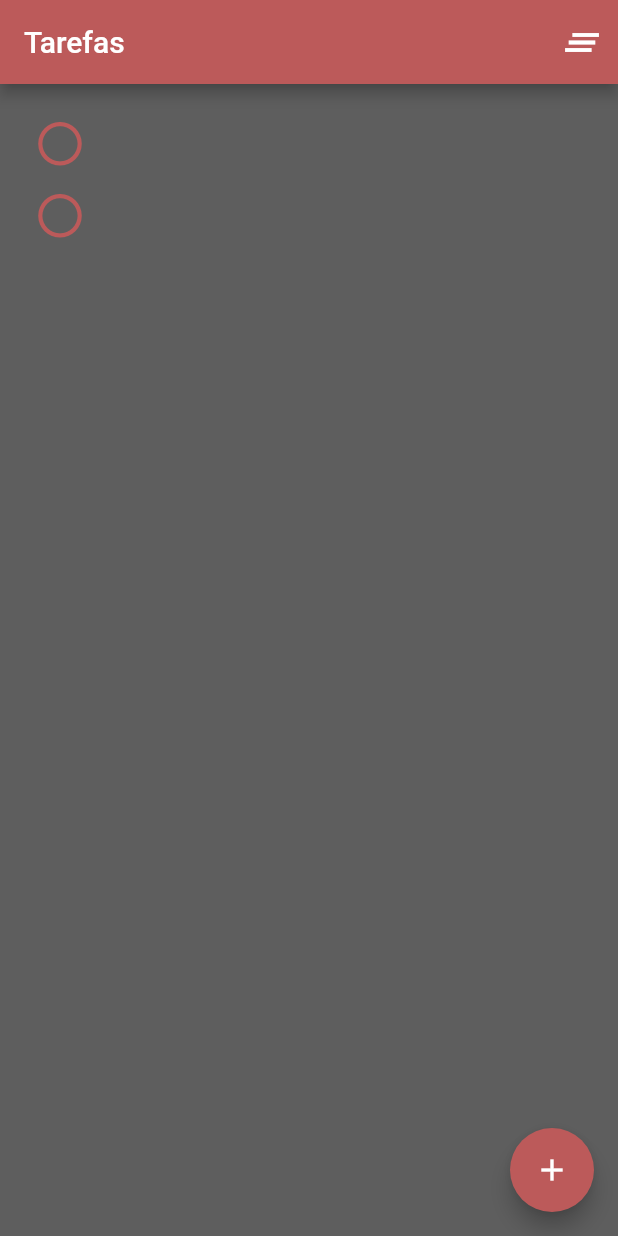
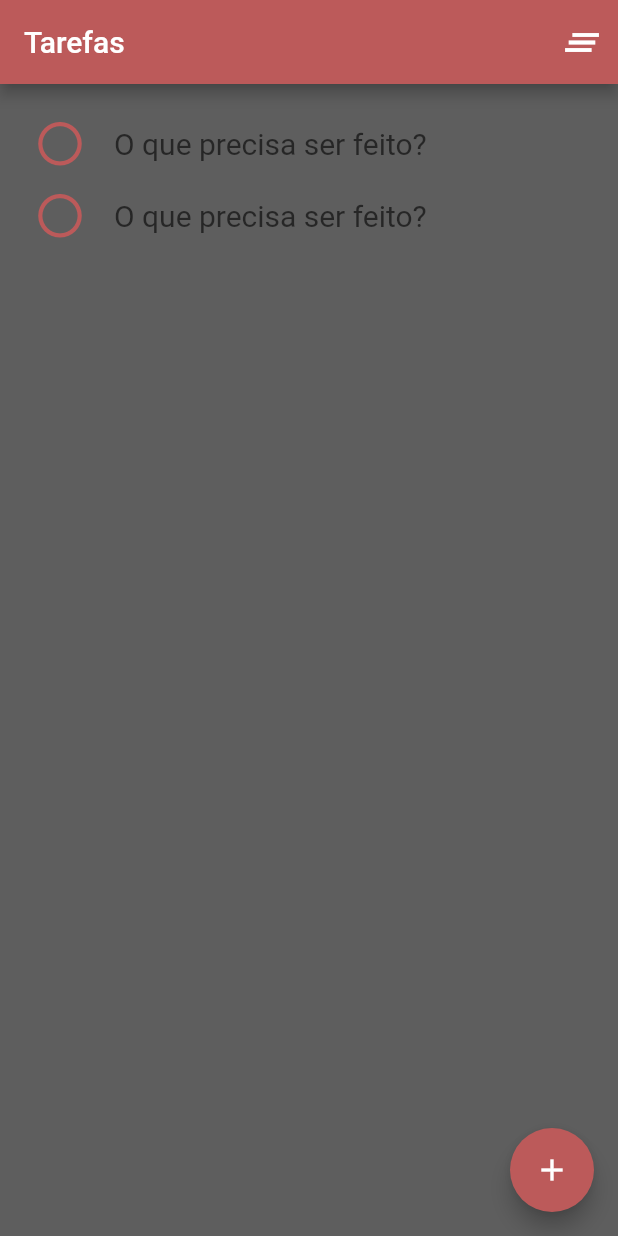
Before and after one commit to fononemacher/lista, a Flutter app: the screen it shows after launch, after a tap on the "add" icon, on a phone screen of 412 x 824 dp. Run offline on Flutter 3.47's test engine with Material 2 defaults, Android fonts, the phone set to English and light mode, and no system bars.

Commit message:
Lista de tarefas

```diff
--- a/git/lista/lib/home.dart
+++ b/git/lista/lib/home.dart
@@ -1,12 +1,25 @@
 import 'package:flutter/material.dart';
 import 'package:lista/task.dart';
-import 'package:lista/task.dart' as prefix0;
+import 'package:lista/task.dart';
 
 class Home extends StatefulWidget {
   _HomeState createState() => _HomeState();
 }
 
 class _HomeState extends State<Home> {
+
+  void _apaga() {
+    setState(() {
+      tarefas.removeWhere((tarefa) => tarefa.feito);
+    });
+  }
+
+  void _adiciona() {
+    setState(() {
+      tarefas.add(Task(msg: "", feito: false));
+    });
+  }
+
   List<Task> tarefas = [Task()];
 
   void initState() {
@@ -20,8 +33,7 @@ class _HomeState extends State<Home> {
         title: Text("Tarefas"),
         actions: <Widget>[
           IconButton(
-            onPressed: () {
-            },
+            onPressed:_apaga,
             icon: Icon(
               Icons.clear_all,
               size: 30,
@@ -29,7 +41,9 @@ class _HomeState extends State<Home> {
           ),
         ],
       ),
-      body: Container(
+
+      body: SingleChildScrollView(
+        child: Container(
           color: Color(0xff5E5E5E),
           padding: EdgeInsets.fromLTRB(16, 16, 16, 100),
           child: Column(
@@ -53,22 +67,28 @@ class _HomeState extends State<Home> {
                       ),
                     ),
                     Expanded(
-                    child: TextField(),
+                      child: TextField(
+                        decoration: InputDecoration(
+                          hintText: "O que precisa ser feito?",
+                        ),
+                      ),
                     )
                   ],
                 );
               }).toList()),
         ),
+      ),
       floatingActionButton: FloatingActionButton(
         onPressed: () {
           setState(() {
-            tarefas.add(Task());
+            _adiciona();
           });
         },
         child: Icon(
           Icons.add,
         ),
       ),
+      backgroundColor: Color(0xff5E5E5E),
     );
   }
 }
--- a/git/lista/lib/task.dart
+++ b/git/lista/lib/task.dart
@@ -2,4 +2,7 @@ class Task{
   bool feito=false;
   String msg="";
 
+
+  Task({this.msg : "", this.feito : false,});
+
 }
```
Lines whose indentation alone changed are shown as unchanged.
